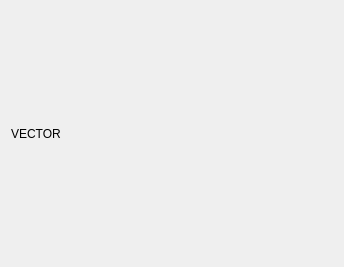
This is src/ui/mesh/qgsmeshrenderervectorsettingswidgetbase.ui in PeterPetrik/QGIS as Qt 5 draws it before an edit. The edited form follows.
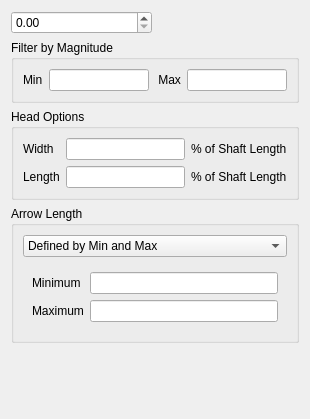
This is the edited form. The open tabs and pages were chosen to show the change. Custom widgets are drawn as their Qt base class.

Commit message: [mesh] Style vector arrows in GUI

What changed in the file:
```diff
--- a/src/ui/mesh/qgsmeshrenderervectorsettingswidgetbase.ui
+++ b/src/ui/mesh/qgsmeshrenderervectorsettingswidgetbase.ui
@@ -6,8 +6,8 @@
    <rect>
     <x>0</x>
     <y>0</y>
-    <width>344</width>
-    <height>267</height>
+    <width>310</width>
+    <height>419</height>
    </rect>
   </property>
   <property name="windowTitle">
@@ -15,14 +15,214 @@
   </property>
   <layout class="QVBoxLayout" name="verticalLayout">
    <item>
-    <widget class="QLabel" name="label">
-     <property name="text">
-      <string>VECTOR</string>
+    <layout class="QHBoxLayout" name="horizontalLayout">
+     <item>
+      <widget class="QgsDoubleSpinBox" name="mLineWidthSpinBox"/>
+     </item>
+     <item>
+      <widget class="QgsColorButton" name="mColorWidget"/>
+     </item>
+    </layout>
+   </item>
+   <item>
+    <widget class="QGroupBox" name="filterByMagGroupBox">
+     <property name="title">
+      <string>Filter by Magnitude</string>
      </property>
+     <property name="checked">
+      <bool>false</bool>
+     </property>
+     <layout class="QHBoxLayout" name="horizontalLayout_2">
+      <item>
+       <widget class="QLabel" name="minimumMagLabel">
+        <property name="text">
+         <string>Min</string>
+        </property>
+       </widget>
+      </item>
+      <item>
+       <widget class="QLineEdit" name="mMinMagLineEdit"/>
+      </item>
+      <item>
+       <widget class="QLabel" name="maximumMagLabel">
+        <property name="text">
+         <string> Max</string>
+        </property>
+       </widget>
+      </item>
+      <item>
+       <widget class="QLineEdit" name="mMaxMagLineEdit"/>
+      </item>
+     </layout>
     </widget>
    </item>
+   <item>
+    <widget class="QGroupBox" name="headOptionsGroupBox">
+     <property name="title">
+      <string>Head Options</string>
+     </property>
+     <layout class="QGridLayout" name="gridLayout_4">
+      <item row="0" column="0">
+       <widget class="QLabel" name="headWidthLabel">
+        <property name="text">
+         <string>Width</string>
+        </property>
+       </widget>
+      </item>
+      <item row="0" column="1">
+       <widget class="QLineEdit" name="mHeadWidthLineEdit"/>
+      </item>
+      <item row="0" column="2">
+       <widget class="QLabel" name="percShaftLenLabel">
+        <property name="text">
+         <string>% of Shaft Length</string>
+        </property>
+       </widget>
+      </item>
+      <item row="1" column="0">
+       <widget class="QLabel" name="headLengthLabel">
+        <property name="text">
+         <string>Length</string>
+        </property>
+       </widget>
+      </item>
+      <item row="1" column="1">
+       <widget class="QLineEdit" name="mHeadLengthLineEdit"/>
+      </item>
+      <item row="1" column="2">
+       <widget class="QLabel" name="percShaftLenLabel_2">
+        <property name="text">
+         <string>% of Shaft Length</string>
+        </property>
+       </widget>
+      </item>
+     </layout>
+    </widget>
+   </item>
+   <item>
+    <widget class="QGroupBox" name="generalOptionsGroupBox">
+     <property name="title">
+      <string>Arrow Length</string>
+     </property>
+     <layout class="QVBoxLayout" name="verticalLayout_2">
+      <item>
+       <widget class="QComboBox" name="mShaftLengthComboBox">
+        <property name="minimumSize">
+         <size>
+          <width>0</width>
+          <height>0</height>
+         </size>
+        </property>
+        <property name="sizeAdjustPolicy">
+         <enum>QComboBox::AdjustToContents</enum>
+        </property>
+        <item>
+         <property name="text">
+          <string>Defined by Min and Max</string>
+         </property>
+        </item>
+        <item>
+         <property name="text">
+          <string>Scaled to Magnitude</string>
+         </property>
+        </item>
+        <item>
+         <property name="text">
+          <string>Fixed</string>
+         </property>
+        </item>
+       </widget>
+      </item>
+      <item>
+       <widget class="QStackedWidget" name="mShaftOptionsStackedWidget">
+        <property name="currentIndex">
+         <number>2</number>
+        </property>
+        <widget class="QWidget" name="page">
+         <layout class="QFormLayout" name="formLayout">
+          <item row="0" column="0">
+           <widget class="QLabel" name="minimumShaftLabel">
+            <property name="text">
+             <string>Minimum</string>
+            </property>
+           </widget>
+          </item>
+          <item row="0" column="1">
+           <widget class="QLineEdit" name="mMinimumShaftLineEdit"/>
+          </item>
+          <item row="1" column="0">
+           <widget class="QLabel" name="maximumShaftLabel">
+            <property name="text">
+             <string>Maximum</string>
+            </property>
+           </widget>
+          </item>
+          <item row="1" column="1">
+           <widget class="QLineEdit" name="mMaximumShaftLineEdit"/>
+          </item>
+         </layout>
+        </widget>
+        <widget class="QWidget" name="page_2">
+         <layout class="QFormLayout" name="formLayout_2">
+          <item row="0" column="0">
+           <widget class="QLabel" name="scaleByFactorOfLabel">
+            <property name="text">
+             <string>Scale by a Factor of:</string>
+            </property>
+           </widget>
+          </item>
+          <item row="0" column="1">
+           <widget class="QLineEdit" name="mScaleShaftByFactorOfLineEdit"/>
+          </item>
+         </layout>
+        </widget>
+        <widget class="QWidget" name="page_3">
+         <layout class="QFormLayout" name="formLayout_3">
+          <item row="0" column="0">
+           <widget class="QLabel" name="LengthLabel">
+            <property name="text">
+             <string>Length</string>
+            </property>
+           </widget>
+          </item>
+          <item row="0" column="1">
+           <widget class="QLineEdit" name="mShaftLengthLineEdit"/>
+          </item>
+         </layout>
+        </widget>
+       </widget>
+      </item>
+     </layout>
+    </widget>
+   </item>
+   <item>
+    <spacer name="verticalSpacer">
+     <property name="orientation">
+      <enum>Qt::Vertical</enum>
+     </property>
+     <property name="sizeHint" stdset="0">
+      <size>
+       <width>20</width>
+       <height>40</height>
+      </size>
+     </property>
+    </spacer>
+   </item>
   </layout>
  </widget>
+ <customwidgets>
+  <customwidget>
+   <class>QgsDoubleSpinBox</class>
+   <extends>QDoubleSpinBox</extends>
+   <header>qgsdoublespinbox.h</header>
+  </customwidget>
+  <customwidget>
+   <class>QgsColorButton</class>
+   <extends>QFrame</extends>
+   <header>qgscolorbutton.h</header>
+   <container>1</container>
+  </customwidget>
+ </customwidgets>
  <resources/>
  <connections/>
 </ui>
```
The commit also changes 7 other files.
